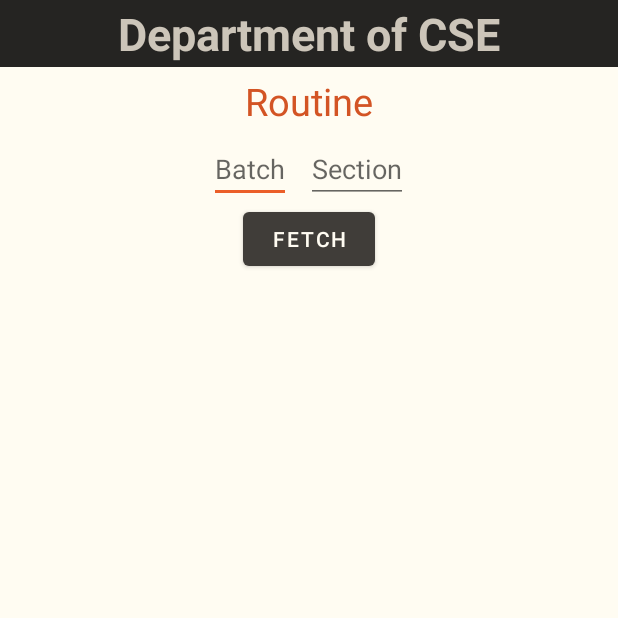
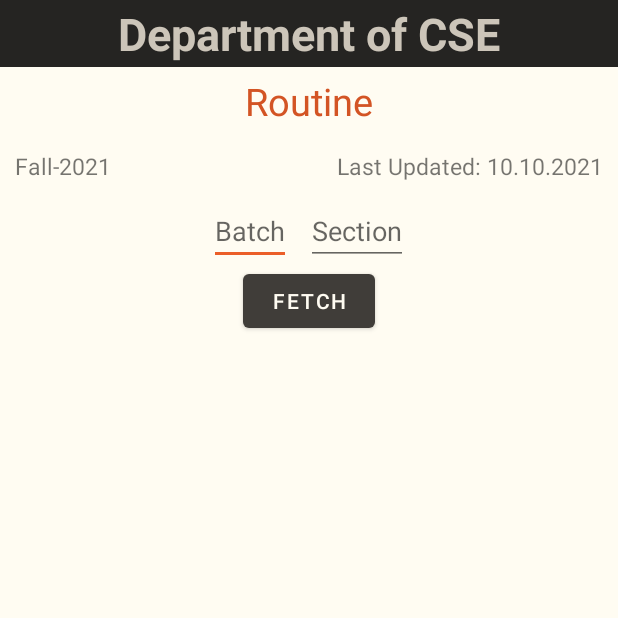
Before and after one commit to jaahaan/LuHelpmate, an Android app: the RoutineActivity screen opened directly, with no data from a screen before it, after a tap on "FETCH", on a phone screen of 412 x 824 dp, the top half of it. Run offline under Robolectric (Android 15) with nearby library versions, the phone set to English and light mode, and no system bars.

Commit message:
University App

```diff
--- a/app/src/main/AndroidManifest.xml
+++ b/app/src/main/AndroidManifest.xml
@@ -6,9 +6,9 @@
 
     <application
         android:allowBackup="true"
-        android:icon="@mipmap/icon"
+        android:icon="@mipmap/luicon"
         android:label="@string/app_name"
-        android:roundIcon="@mipmap/icon"
+        android:roundIcon="@mipmap/luicon"
         android:supportsRtl="true"
         android:theme="@style/Theme.LUHelpMate">
         <activity android:name=".NoticeActivity"></activity>
--- a/app/src/main/java/com/example/luhelpmate/RoutineActivity.java
+++ b/app/src/main/java/com/example/luhelpmate/RoutineActivity.java
@@ -24,44 +24,63 @@ public class RoutineActivity extends AppCompatActivity implements View.OnClickLi
         setContentView(R.layout.routine_listview);
         button = findViewById(R.id.fetchR);
         button.setOnClickListener(this);
+        TextView se = findViewById(R.id.session);
+        TextView lu = findViewById(R.id.lastUpdate);
+
+        String session = "Fall-2021";
+        String lastUpdated = "Last Updated: 10.10.2021";
+
+        se.setText(session);
+        lu.setText(lastUpdated);
+
     }
 
     @Override
     public void onClick(View v) {
+
+        ArrayList<Object> objects = new ArrayList<>();
+        TextView headerR = findViewById(R.id.headerR);
+        try {
             EditText batch = findViewById(R.id.batchR);
             String name = batch.getText().toString();
             int i = Integer.parseInt(name);
 
             EditText section = findViewById(R.id.sectionR);
             String j = section.getText().toString();
-
-        TextView headerR = findViewById(R.id.headerR);
-
-        String f = "Fall-2021";
-        ArrayList<Object> objects = new ArrayList<>();
-
             if (i == 58 && (j.equals("A") || j.equals("a"))) {
-            String s = f + "\n1st Semester, Batch : " + i + ", Section: " + j;
+                String s = "1st Semester, Batch : " + i + ", Section: " + j;
                 headerR.setText(s);
 
-            objects.add(new Object("", "Monday", "", ""));
+                objects.add(new Object("", "MONDAY", "", ""));
                 objects.add(new Object("11.00 AM-11.50 AM", "EEE-1111", "JTE", "*"));
                 objects.add(new Object("12.00 PM-12.50 PM", "EEE-1111", "JTE", "*"));
                 objects.add(new Object("01.00 PM-01.50 PM", "Break", "", ""));
+
+                objects.add(new Object("", "THURSDAY", "", ""));
+                objects.add(new Object("11.00 AM-11.50 AM", "EEE-1111", "JTE", "*"));
+
+            } else if (i == 57 && j.equals("")) {
+                String s = "2st Semester, Batch : " + i;
+                headerR.setText(s);
+
+                objects.add(new Object("", "MONDAY", "", ""));
+                objects.add(new Object("11.00 AM-11.50 AM", "EEE-1111", "JTE", "*"));
+                objects.add(new Object("12.00 PM-12.50 PM", "EEE-1111", "JTE", "*"));
                 objects.add(new Object("01.00 PM-01.50 PM", "Break", "", ""));
 
-            objects.add(new Object("", "Wed", "", ""));
-        }
-        else if (i == 57) {
-            String s = f + "\n2st Semester, Batch : " + i;
-            headerR.setText(s);
+                objects.add(new Object("", "THURSDAY", "", ""));
+                objects.add(new Object("11.00 AM-11.50 AM", "EEE-1111", "JTE", "*"));
 
 
-        }
-        else {
+            } else {
+                headerR.setText("");
                 Toast.makeText(this, getString(R.string.toast1), Toast.LENGTH_SHORT).show();
             }
+        } catch (NumberFormatException e) {
+            headerR.setText("");
+            Toast.makeText(this, getString(R.string.toast2), Toast.LENGTH_SHORT).show();
 
+        }
         ListView routine = findViewById(R.id.list);
 
         final RoutineAdapter adapter = new RoutineAdapter(this, objects);
--- a/app/src/main/res/layout/activity_cr.xml
+++ b/app/src/main/res/layout/activity_cr.xml
@@ -31,7 +31,7 @@
 
         <TextView
             android:id="@+id/cr_name"
-            style="@style/crList"
+            style="@style/facultyAndCrList"
             android:textAppearance="?android:textAppearanceMedium"
             android:textStyle="bold"
             android:textColor="@color/EerieBlack_800"
@@ -39,13 +39,13 @@
 
         <TextView
             android:id="@+id/crId"
-            style="@style/crList"
+            style="@style/facultyAndCrList"
             android:textAppearance="?android:textAppearanceMedium"
             tools:text="@string/id" />
 
         <TextView
             android:id="@+id/crPhoneNo"
-            style="@style/crList"
+            style="@style/facultyAndCrList"
             android:textAppearance="?android:textAppearanceMedium"
             tools:text="@string/phoneNumber" />
 
--- a/app/src/main/res/layout/activity_transport.xml
+++ b/app/src/main/res/layout/activity_transport.xml
@@ -266,6 +266,11 @@
                 android:textSize="16sp"
                 />
 
+            <View
+                android:layout_width="2dp"
+                android:layout_height="match_parent"
+                android:background="@color/blackOlive_500" />
+
             <TextView
                 android:layout_width="0dp"
                 android:layout_height="match_parent"
--- a/app/src/main/res/layout/course_list_view.xml
+++ b/app/src/main/res/layout/course_list_view.xml
@@ -47,7 +47,7 @@
         style="@style/listView"
         android:layout_marginTop="5dp"
         android:textColor="@color/flame_800"
-        android:textSize="22sp" />
+        android:textSize="20sp" />
 
     <ListView
         android:id="@+id/list"
--- a/app/src/main/res/layout/routine_listview.xml
+++ b/app/src/main/res/layout/routine_listview.xml
@@ -19,6 +19,29 @@
         android:text="@string/routine"
         android:textColor="@color/flame_800"
         android:textSize="25sp" />
+
+    <LinearLayout
+        android:layout_width="match_parent"
+        android:layout_height="wrap_content"
+        >
+
+        <TextView
+            android:id="@+id/session"
+            android:layout_width="wrap_content"
+            android:layout_height="wrap_content"
+            android:layout_margin="10dp"
+            android:textSize="15sp"
+            />
+
+        <TextView
+            android:id="@+id/lastUpdate"
+            android:layout_width="match_parent"
+            android:layout_height="wrap_content"
+            android:layout_margin="10dp"
+            android:textSize="15sp"
+            android:gravity="end"
+            />
+    </LinearLayout>
 
     <LinearLayout
         android:layout_width="wrap_content"
@@ -56,7 +79,7 @@
         style="@style/listView"
         android:textColor="@color/flame_800"
         android:layout_marginTop="5dp"
-        android:textSize="22sp" />
+        android:textSize="20sp" />
 
     <ListView
         android:id="@+id/list"
--- a/app/src/main/res/values/strings.xml
+++ b/app/src/main/res/values/strings.xml
@@ -33,13 +33,14 @@
     <string name="phoneNumber">Phone Number</string>
 
     <string name="courseOffer">Semester-wise course offering, Fall-2021</string>
-    <string name="editText">Semester</string>
     <string name="semester">Semester</string>
     <string name="fetch">Fetch</string>
     <string name="program">Program: B.Sc in CSE</string>
 
     <string name="notice">Notice</string>
     <string name="toast1">Not Found</string>
+    <string name="toast2">Please Enter Your Batch</string>
+
     //Transport
     <string name="transportService">Transport Service</string>
     <string name="LutransportService">Leading University Transport Service</string>
@@ -53,8 +54,5 @@
     <string name="R2">Tilagor, Shibgonj, Naiorpul, Osmani Park, Surma Tower, Jitumiar pt, Kazirbazar Bridge, Lamabazar, Rikabibazar, Radio Office, Subidbazar, Londony Road, Pathantula, Modina Market, Surmagate, SUST Gate, Temukhi Bridge, Rail Crossing, Ragib Nagar.</string>
     <string name="R3">Lakkatura, Chowkidekhi pt, Khashdobir, Mazumdar fulkoli, Amberkhana, Dorshondewry, Subidbazar, Londony Road, Pathantula, Modina Market, Surmagate, SUST gate, Temukhi Bridge, Rail Crossing, Ragib Nagar.</string>
     <string name="R4">Tilagor, Shibgonj, Naiorpul, Subhanighat pt, Rose View pt, Humayun Rashid Chattar, Chandirpul, Bypass, Rail Crossing, Ragib Nagar.</string>
-    <!-- TODO: Remove or change this placeholder text -->
-    <string name="hello_blank_fragment">Hello blank fragment</string>
-
 
 </resources>
--- a/app/src/main/res/values/themes.xml
+++ b/app/src/main/res/values/themes.xml
@@ -32,7 +32,7 @@
         <item name="android:textColor">@color/EerieBlack_800</item>
     </style>
 
-    <style name="crList">
+    <style name="facultyAndCrList">
         <item name="android:layout_width">wrap_content</item>
         <item name="android:layout_height">wrap_content</item>
         <item name="maxLines">2</item>
```
Also changed, not shown: app/src/main/java/com/example/luhelpmate/CourseOfferingsActivity.java (+13 -10 lines), app/src/main/res/layout/activity_faculty.xml (+5 -5 lines), app/src/main/res/mipmap-mdpi/luicon.png (added), app/src/main/res/mipmap-xxhdpi/icon.png (deleted). Lines whose indentation alone changed are shown as unchanged.
